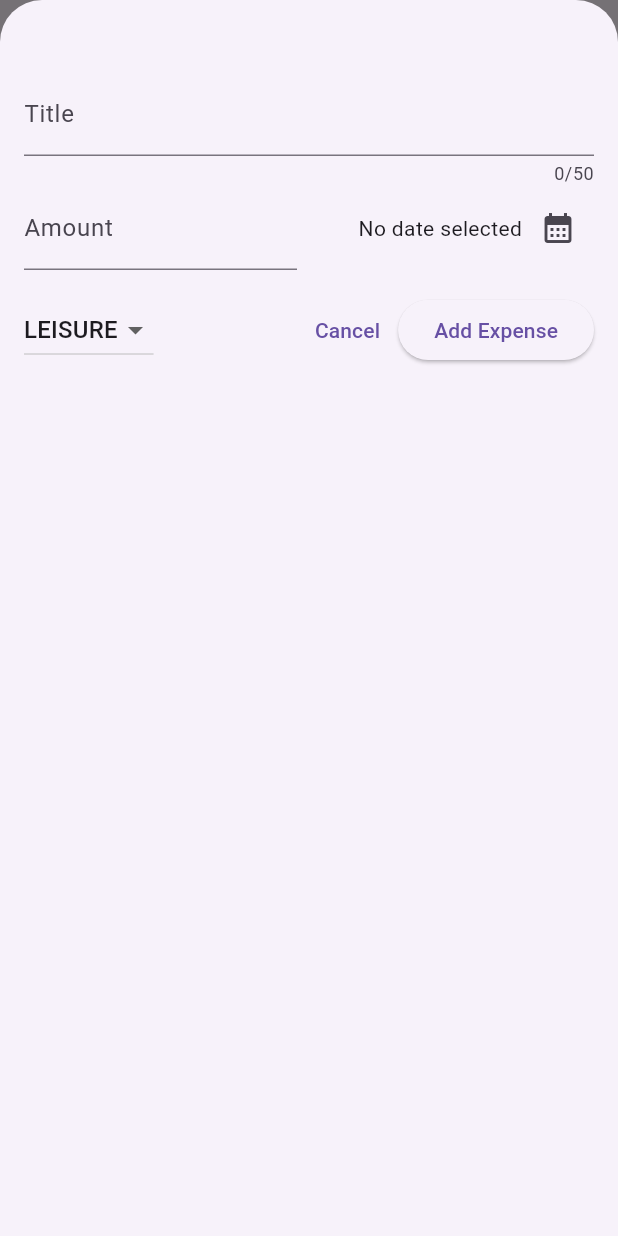
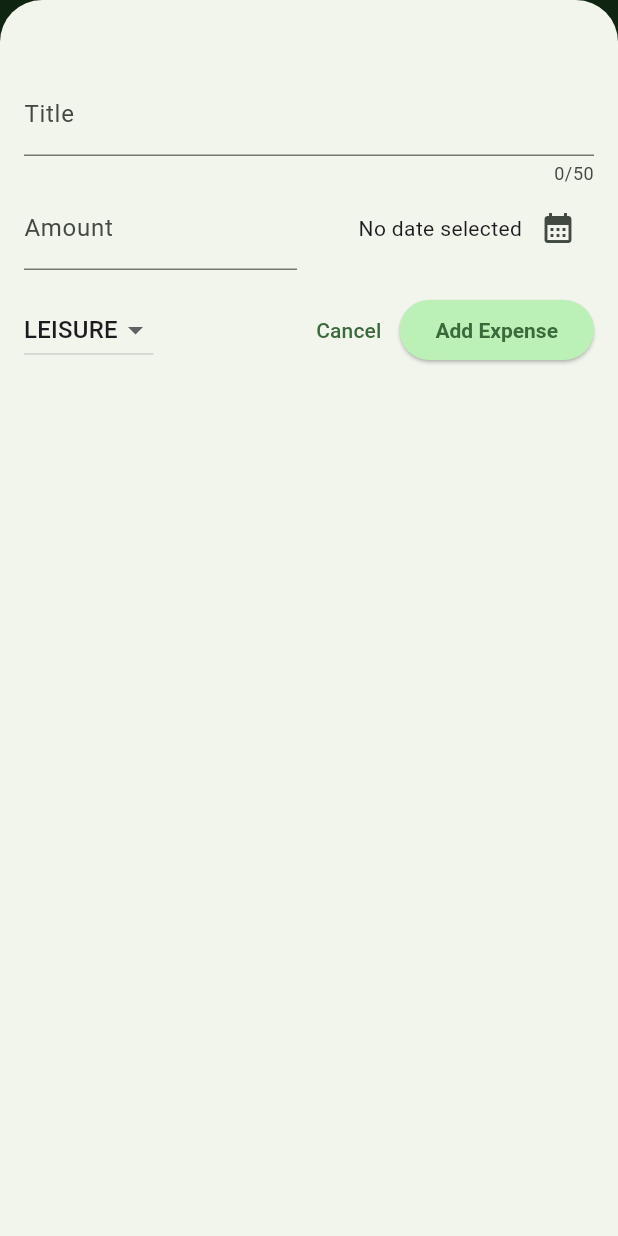
Before and after one commit to icespedesc/flutter-expreses-tracker-app, a Flutter app: the screen it shows after launch, after a tap on the "add" icon, on a phone screen of 412 x 824 dp. Run offline on Flutter 3.47's test engine with Material 3 defaults, Android fonts, the phone set to English and light mode, and no system bars.

Commit message:
Enhance UI with custom theme and improve expense item display in ExpensesList

```diff
--- a/lib/main.dart
+++ b/lib/main.dart
@@ -1,9 +1,43 @@
 import 'package:flutter/material.dart';
 import 'package:expense_tracker/widgets/expenses.dart';
+
+var kColorScheme =
+    ColorScheme.fromSeed(seedColor: const Color.fromARGB(255, 76, 172, 84));
 
 void main() {
   runApp(
     MaterialApp(
+      theme: ThemeData().copyWith(
+        colorScheme: kColorScheme,
+        appBarTheme: const AppBarTheme().copyWith(
+          backgroundColor: kColorScheme.onPrimaryContainer,
+          foregroundColor: kColorScheme.primaryContainer,
+        ),
+        cardTheme: CardTheme().copyWith(
+          color: kColorScheme.tertiaryContainer,
+          margin: const EdgeInsets.symmetric(
+            vertical: 8,
+            horizontal: 16,
+          ),
+        ),
+        elevatedButtonTheme: ElevatedButtonThemeData(
+          style: ElevatedButton.styleFrom(
+            backgroundColor: kColorScheme.primaryContainer,
+            textStyle: TextStyle(
+                color: kColorScheme.secondaryContainer,
+                fontWeight: FontWeight.bold),
+          ),
+        ),
+        textTheme: ThemeData().textTheme.copyWith(
+            titleLarge: TextStyle(
+                color: kColorScheme.onSecondaryContainer,
+                fontWeight: FontWeight.bold,
+                fontSize: 14),
+            labelMedium: TextStyle(
+                color: Colors.white,
+                fontSize: 16,
+                fontWeight: FontWeight.bold)),
+      ),
       home: Expenses(),
     ),
   );
--- a/lib/widgets/expenses_list/expense_item.dart
+++ b/lib/widgets/expenses_list/expense_item.dart
@@ -15,8 +15,9 @@ class ExpenseItem extends StatelessWidget {
           horizontal: 16,
         ),
         child: Column(
+          crossAxisAlignment: CrossAxisAlignment.start,
           children: [
-            Text(expense.title),
+            Text(expense.title, style: Theme.of(context).textTheme.titleLarge),
             SizedBox(height: 4),
             Row(
               children: [
--- a/lib/widgets/expenses_list/expenses_list.dart
+++ b/lib/widgets/expenses_list/expenses_list.dart
@@ -2,23 +2,59 @@ import 'package:expense_tracker/models/expense.dart';
 import 'package:expense_tracker/widgets/expenses_list/expense_item.dart';
 import 'package:flutter/material.dart';
 
-class ExpensesList extends StatelessWidget {
+class ExpensesList extends StatefulWidget {
   const ExpensesList(
       {super.key, required this.expenses, required this.onRemoveExpense});
 
   final List<Expense> expenses;
   final void Function(Expense expense) onRemoveExpense;
+  @override
+  State<ExpensesList> createState() => _ExpensesList();
+}
 
+class _ExpensesList extends State<ExpensesList> {
+  double _iconOffset = 0.0;
   @override
   Widget build(BuildContext context) {
     return ListView.builder(
-      itemCount: expenses.length,
+      itemCount: widget.expenses.length,
       itemBuilder: (ctx, index) => Dismissible(
-        key: ValueKey(expenses[index]),
+        key: ValueKey(widget.expenses[index]),
+        onUpdate: (details) {
+          setState(() {
+            _iconOffset =
+                details.progress * 100; // Adjust the multiplier as needed
+          });
+        },
+        background: Container(
+          alignment: Alignment.centerRight,
+          margin: EdgeInsets.symmetric(
+              horizontal: Theme.of(context).cardTheme.margin!.horizontal),
+          decoration: BoxDecoration(
+              color:
+                  Theme.of(context).colorScheme.error.withValues(alpha: 0.75),
+              borderRadius: BorderRadius.circular(3)),
+          child: Align(
+            alignment: Alignment.center,
+            child: Transform.translate(
+              offset: Offset(_iconOffset, 0),
+              child: Row(
+                mainAxisAlignment: MainAxisAlignment.center,
+                children: [
+                  Icon(Icons.delete, color: Colors.white),
+                  Text(
+                    'Remove',
+                    style: Theme.of(context).textTheme.copyWith().labelMedium
+                  )
+                ],
+              ),
+            ),
+          ),
+        ),
         onDismissed: (direction) {
-          onRemoveExpense(expenses[index]);
+          widget.onRemoveExpense(widget.expenses[index]);
         },
-        child: ExpenseItem(expense: expenses[index]),
+        child: ExpenseItem(expense: widget.expenses[index]),
       ),
     );
   }
```
